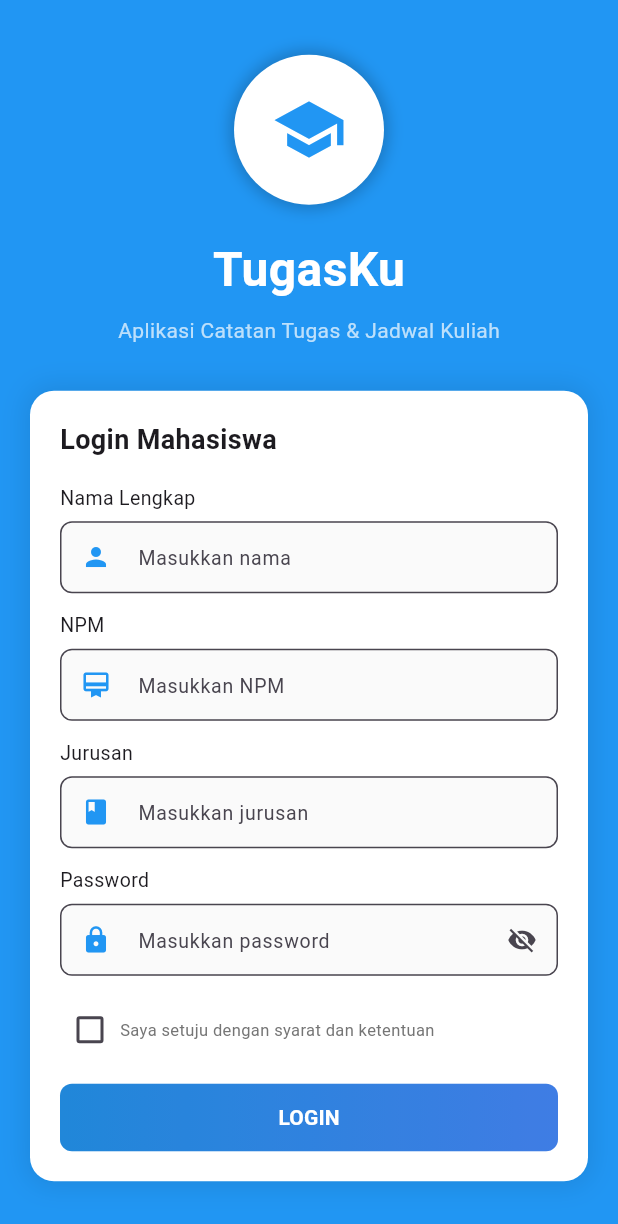
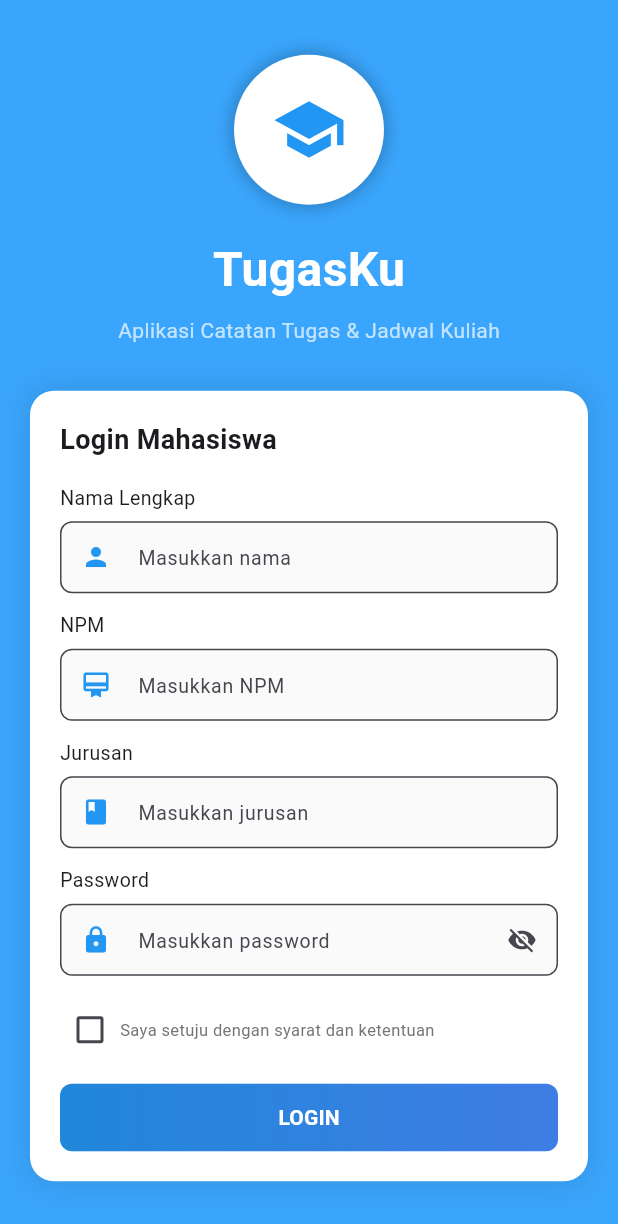
Before and after one commit to MathiusRonaldKJ/5230311050_MathiusRonaldKuncoroJati_Tugas3.4, a Flutter app: the screen it shows after launch, on a phone screen of 412 x 824 dp. Shown: the top 1224 px of the screen. Run offline on Flutter 3.47's test engine with Material 3 defaults, Android fonts, the phone set to English and light mode, and no system bars.

Commit message:
Change login page background color

```diff
--- a/lib/pages/login_page.dart
+++ b/lib/pages/login_page.dart
@@ -20,7 +20,7 @@ class _LoginPageState extends State<LoginPage> {
   @override
   Widget build(BuildContext context) {
     return Scaffold(
-      backgroundColor: Colors.blue,
+      backgroundColor: const Color.fromARGB(255, 58, 165, 252),
       body: SafeArea(
         child: Center(
           child: SingleChildScrollView(
```
